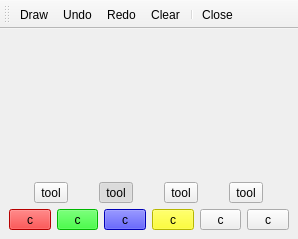
Qt form toolbox.ui (encukou/pointout) before a commit.
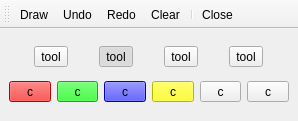
The same form after that commit. Icons and pictures are not drawn.

Commit message: Draw using Qt undo/redo commands

Patch:
```diff
--- a/toolbox.ui
+++ b/toolbox.ui
@@ -7,7 +7,7 @@
     <x>0</x>
     <y>0</y>
     <width>298</width>
-    <height>239</height>
+    <height>121</height>
    </rect>
   </property>
   <property name="windowTitle">
@@ -15,19 +15,6 @@
   </property>
   <widget class="QWidget" name="centralwidget">
    <layout class="QVBoxLayout" name="verticalLayout">
-    <item>
-     <spacer name="verticalSpacer">
-      <property name="orientation">
-       <enum>Qt::Vertical</enum>
-      </property>
-      <property name="sizeHint" stdset="0">
-       <size>
-        <width>20</width>
-        <height>5</height>
-       </size>
-      </property>
-     </spacer>
-    </item>
     <item>
      <layout class="QHBoxLayout" name="hlMainTools">
       <item>
```
Left out of the diff: 2 changed lines with no effect on the pictures. The commit also changes 1 other file.
